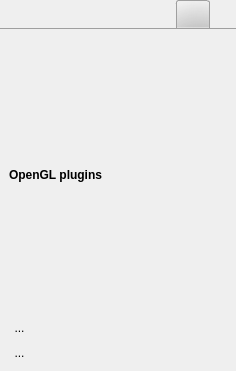
The window that src/MixingToolboxWidget.ui (markus-wa/glmixer-mirror) describes before a commit, drawn with Qt 5.
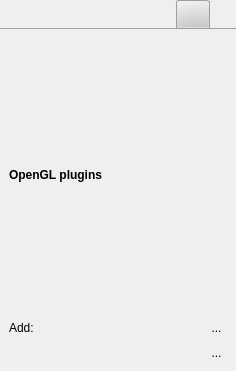
The same window after the commit. Icons and pictures are not drawn.

Commit message: Implementation of Shadertoy plugin with Freeframe mechanisms - changed files for compilation of FFGLPluginInstance - added DLL communication for code get and set

The edit to the form file:
```diff
--- a/src/MixingToolboxWidget.ui
+++ b/src/MixingToolboxWidget.ui
@@ -2236,8 +2236,8 @@
         </widget>
        </item>
        <item>
-        <layout class="QVBoxLayout" name="verticalLayout_6">
-         <item>
+        <layout class="QGridLayout" name="gridLayout">
+         <item row="0" column="1">
           <widget class="QToolButton" name="addPlugin">
            <property name="styleSheet">
             <string notr="true">QToolButton {  border: 1px solid transparent;    border-radius:5px;   background: transparent;} QToolButton:pressed { background: palette(midlight); } QToolButton:hover { border-color:  palette(highlight); }</string>
@@ -2257,8 +2257,8 @@
            </property>
           </widget>
          </item>
-         <item>
-          <widget class="QToolButton" name="addFactoryPlugin">
+         <item row="1" column="1">
+          <widget class="QToolButton" name="addShadertoyPlugin">
            <property name="styleSheet">
             <string notr="true">QToolButton {  border: 1px solid transparent;    border-radius:5px;   background: transparent;} QToolButton:pressed { background: palette(midlight); } QToolButton:hover { border-color:  palette(highlight); }</string>
            </property>
@@ -2277,6 +2277,13 @@
            </property>
           </widget>
          </item>
+         <item row="0" column="0">
+          <widget class="QLabel" name="label_8">
+           <property name="text">
+            <string>Add:</string>
+           </property>
+          </widget>
+         </item>
         </layout>
        </item>
       </layout>
```
The commit also changes 25 other files.
